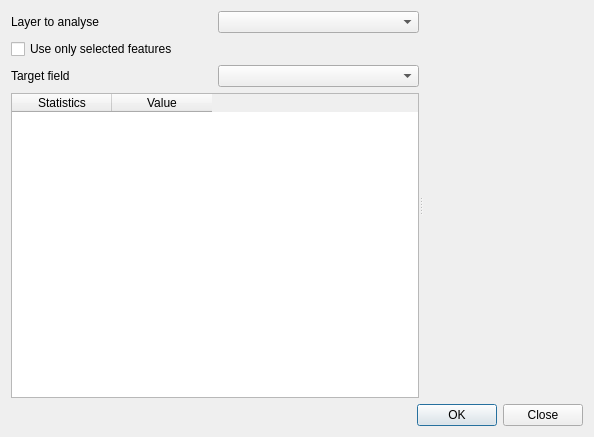
Old version of the form ui/statistdialogbase.ui in the repository alexbruy/statist.
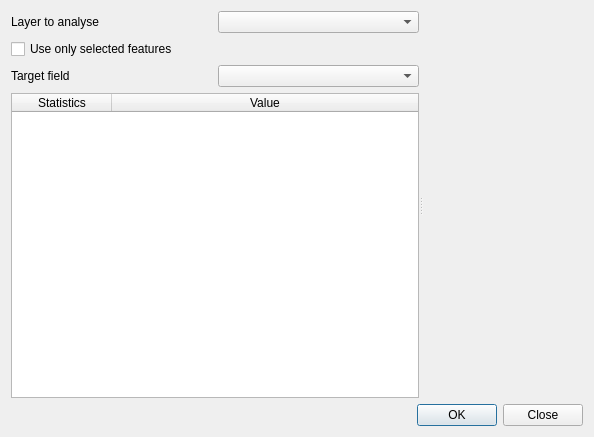
New version of the form. Custom widgets are drawn as their Qt base class.

Commit message: minor improvements and fixes in GUI and matplotlib widget API

The edit to the form file:
```diff
--- a/ui/statistdialogbase.ui
+++ b/ui/statistdialogbase.ui
@@ -59,6 +59,9 @@
          <property name="cornerButtonEnabled">
           <bool>false</bool>
          </property>
+         <attribute name="horizontalHeaderStretchLastSection">
+          <bool>true</bool>
+         </attribute>
          <attribute name="verticalHeaderVisible">
           <bool>false</bool>
          </attribute>
```
The commit also changes 3 other files.
